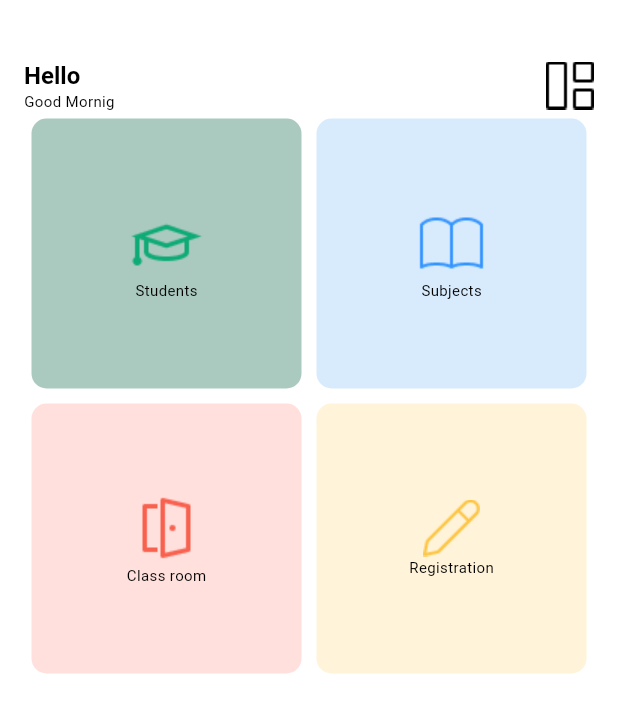
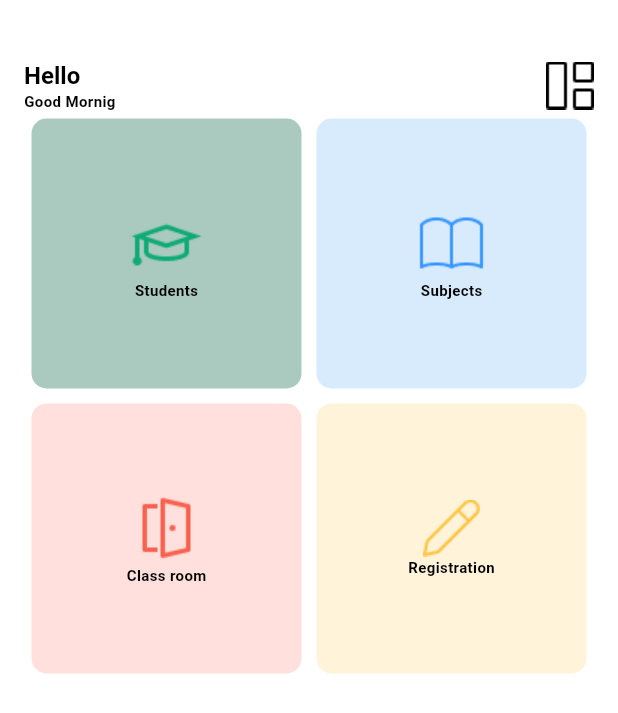
Before and after one commit to coder12e4/hmSchoolManagement, a Flutter app: the screen it shows after launch, on a phone screen of 412 x 824 dp. Shown: the top 713 px of the screen. Run offline on Flutter 3.47's test engine with Material 3 defaults, Android fonts, the phone set to English and light mode, and no system bars; our stand-ins replace bloc, flutter_bloc, hexcolor; Roboto replaces fonts that are missing (bold, regular).

Commit message:
small edits

```diff
--- a/lib/core/theme/hamonthemes.dart
+++ b/lib/core/theme/hamonthemes.dart
@@ -72,10 +72,11 @@ class EpTextTheme {
         color: Colors.black,
         fontFamily: "regular"),
     bodyMedium: const TextStyle().copyWith(
-        fontSize: 10,
-        fontWeight: FontWeight.normal,
-        color: Colors.black,
-        fontFamily: "regular"),
+      fontSize: 10,
+      fontWeight: FontWeight.w600,
+      color: Colors.black,
+      fontFamily: "regular",
+    ),
     labelMedium: const TextStyle().copyWith(
         fontSize: 8,
         fontWeight: FontWeight.normal,
@@ -126,7 +127,7 @@ class EpTextTheme {
         color: Colors.white,
         fontFamily: "regular"),
     bodyMedium: const TextStyle().copyWith(
-        fontSize: 12, fontWeight: FontWeight.normal, color: Colors.white),
+        fontSize: 12, color: Colors.white, fontWeight: FontWeight.w600),
     labelMedium: const TextStyle().copyWith(
         fontSize: 8,
         fontWeight: FontWeight.normal,
```
